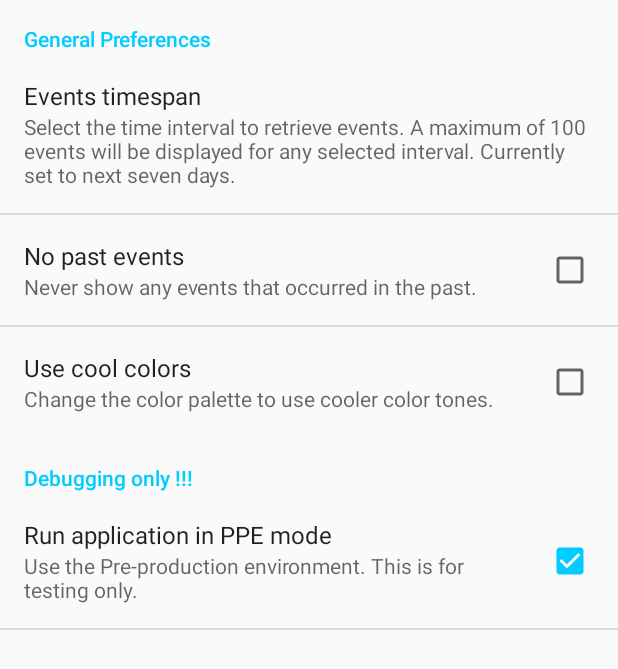
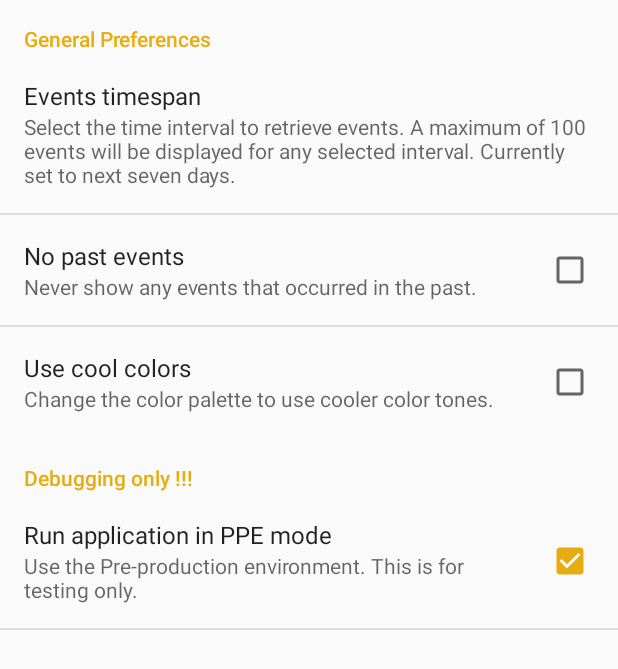
Before and after one commit to mattleib/o365api-android-get-events-app, an Android app: the SettingsActivity screen opened directly, with no data from a screen before it, on a phone screen of 412 x 824 dp. Shown: the top 669 px of the screen. Run offline under Robolectric (Android 15) with nearby library versions, the phone set to English and light mode, and no system bars.

Commit message:
General code hygiene
Some minor rework of things that bothered me.

```diff
--- a/MyInboxApplication/app/src/main/java/com/leibmann/android/myupcommingevents/EmptyItem.java
+++ b/MyInboxApplication/app/src/main/java/com/leibmann/android/myupcommingevents/EmptyItem.java
@@ -9,8 +9,8 @@ public class EmptyItem implements Serializable, Item {
 
     private static final long serialVersionUID = 0L;
 
-    public DataTypes.ItemType isItemType() {
-        return DataTypes.ItemType.empty;
+    public ItemType isItemType() {
+        return ItemType.Empty;
     }
 
     protected String ErrorMessage;
--- a/MyInboxApplication/app/src/main/java/com/leibmann/android/myupcommingevents/EventItem.java
+++ b/MyInboxApplication/app/src/main/java/com/leibmann/android/myupcommingevents/EventItem.java
@@ -12,8 +12,8 @@ public class EventItem implements Serializable, Item {
 
     private static final long serialVersionUID = 0L;
 
-    public DataTypes.ItemType isItemType() {
-        return DataTypes.ItemType.event;
+    public ItemType isItemType() {
+        return ItemType.Event;
     }
 
     protected String Subject;
--- a/MyInboxApplication/app/src/main/java/com/leibmann/android/myupcommingevents/EventsCache.java
+++ b/MyInboxApplication/app/src/main/java/com/leibmann/android/myupcommingevents/EventsCache.java
@@ -17,7 +17,7 @@ public class EventsCache {
     private static final String TAG = "EventsCache";
     private static final String FileName = "events_file";
 
-    public static Boolean Write(ArrayList<Item> items, Context context)
+    public static Boolean write(ArrayList<Item> items, Context context)
     {
         Log.d(TAG, Helpers.LogEnterMethod("Write"));
 
@@ -38,7 +38,7 @@ public class EventsCache {
         }
     }
 
-    public static ArrayList<Item> Read(Context context)
+    public static ArrayList<Item> read(Context context)
     {
         Log.d(TAG, Helpers.LogEnterMethod("Read"));
 
--- a/MyInboxApplication/app/src/main/java/com/leibmann/android/myupcommingevents/Helpers.java
+++ b/MyInboxApplication/app/src/main/java/com/leibmann/android/myupcommingevents/Helpers.java
@@ -59,7 +59,7 @@ public class Helpers {
     }
 
     public static String GetEventsQueryString(String queryTemplate,
-                                              DataTypes.EventTimeSpan eventTimeSpan,
+                                              EventTimeSpan eventTimeSpan,
                                               Boolean doNotShowPastEvents) {
         // "Start": "2015-01-23T20:00:00Z",
         // "End": "2015-01-23T21:00:00Z",
@@ -84,9 +84,9 @@ public class Helpers {
         SimpleDateFormat fmt = new SimpleDateFormat("yyyy-MM-dd'T'HH:mm:ss'Z'");
         String startDateTime = fmt.format(startDate);
 
-        if (eventTimeSpan == DataTypes.EventTimeSpan.Day) {
+        if (eventTimeSpan == EventTimeSpan.Today) {
             cal.add(Calendar.HOUR, 24);
-        } else if (eventTimeSpan == DataTypes.EventTimeSpan.Week) {
+        } else if (eventTimeSpan == EventTimeSpan.NextSevenDays) {
             cal.add(Calendar.HOUR, 24 * 7);
         } else { // 30 days
             cal.add(Calendar.HOUR, 24 * 30);
--- a/MyInboxApplication/app/src/main/java/com/leibmann/android/myupcommingevents/Item.java
+++ b/MyInboxApplication/app/src/main/java/com/leibmann/android/myupcommingevents/Item.java
@@ -4,5 +4,5 @@ package com.leibmann.android.myupcommingevents;
  * Created by matthias on 1/31/2015.
  */
 public interface Item {
-    public DataTypes.ItemType isItemType();
+    public ItemType isItemType();
 }
--- a/MyInboxApplication/app/src/main/java/com/leibmann/android/myupcommingevents/LocalDateTimeConverter.java
+++ b/MyInboxApplication/app/src/main/java/com/leibmann/android/myupcommingevents/LocalDateTimeConverter.java
@@ -39,7 +39,7 @@ public class LocalDateTimeConverter {
         return s;
     }
 
-    public boolean IsAm() {
+    public boolean isAM() {
         String s = mLocalTime.format("%p");
         boolean am = s.toLowerCase().equals("am");
         return am;
--- a/MyInboxApplication/app/src/main/java/com/leibmann/android/myupcommingevents/SectionItem.java
+++ b/MyInboxApplication/app/src/main/java/com/leibmann/android/myupcommingevents/SectionItem.java
@@ -9,8 +9,8 @@ public class SectionItem implements Serializable, Item {
 
     private static final long serialVersionUID = 0L;
 
-    public DataTypes.ItemType isItemType() {
-        return DataTypes.ItemType.section;
+    public ItemType isItemType() {
+        return ItemType.Section;
     }
 
     protected String mUtcEventStartTime;
--- a/MyInboxApplication/app/src/main/java/com/leibmann/android/myupcommingevents/SettingsActivity.java
+++ b/MyInboxApplication/app/src/main/java/com/leibmann/android/myupcommingevents/SettingsActivity.java
@@ -22,7 +22,7 @@ public class SettingsActivity extends Activity
                 .commit();
 
         SharedPreferences sharedPreferences = PreferenceManager.getDefaultSharedPreferences(this);
-        String eventSpan = sharedPreferences.getString(Constants.PreferenceKeys.CalendarTimeSpan, "day");
+        String eventSpan = sharedPreferences.getString(Constants.PreferenceKeys.CalendarTimeSpan, "next7days");
         Boolean usePPE = sharedPreferences.getBoolean(Constants.PreferenceKeys.UsePPE, false);
         Boolean useCoolColors = sharedPreferences.getBoolean(Constants.PreferenceKeys.UseCoolColors, false);
         Boolean doNotShowPastEvents = sharedPreferences.getBoolean(Constants.PreferenceKeys.DoNotShowPastEvents, false);
--- a/MyInboxApplication/app/src/main/java/com/leibmann/android/myupcommingevents/SettingsFragment.java
+++ b/MyInboxApplication/app/src/main/java/com/leibmann/android/myupcommingevents/SettingsFragment.java
@@ -51,18 +51,18 @@ public class SettingsFragment extends PreferenceFragment
         mEventsSpanSummary = preference.getSummary().toString();
 
         SharedPreferences sharedPreferences = PreferenceManager.getDefaultSharedPreferences(this.getActivity());
-        String eventSpan = sharedPreferences.getString("PREF_CALENDAR_SPAN", "week");
+        String eventSpan = sharedPreferences.getString("PREF_CALENDAR_SPAN", "next7days");
         adjustEventSpanSummary(eventSpan);
     }
 
     private void adjustEventSpanSummary(String eventSpan)
     {
         Preference preference = findPreference(Constants.PreferenceKeys.CalendarTimeSpan);
-        if(eventSpan.equals("day")) { /// day
+        if(eventSpan.equals("today")) {
             preference.setSummary(mEventsSpanSummary + " today.");
-        } else if (eventSpan.equals("week")) { /// week
+        } else if (eventSpan.equals("next7days")) {
             preference.setSummary(mEventsSpanSummary + " next seven days.");
-        } else { // month
+        } else {
             preference.setSummary(mEventsSpanSummary + " next 30 days.");
         }
     }
--- a/MyInboxApplication/app/src/main/res/values/array.xml
+++ b/MyInboxApplication/app/src/main/res/values/array.xml
@@ -6,8 +6,8 @@
         <item>Next 30 days</item>
     </string-array>
     <string-array name="event_span_values">
-        <item>day</item>
-        <item>week</item>
-        <item>month</item>
+        <item>today</item>
+        <item>next7days</item>
+        <item>next30days</item>
     </string-array>
 </resources>
--- a/MyInboxApplication/app/src/main/res/values/colors.xml
+++ b/MyInboxApplication/app/src/main/res/values/colors.xml
@@ -27,9 +27,9 @@
 
     <color name="Event_Selected">#a7d152bf</color>
 
-    <color name="primary">#ffcc00</color>
-    <color name="primary_dark">#d4aa00</color>
-    <color name="accent">#00ccff</color>
+    <color name="primary">#747501</color>
+    <color name="primary_dark">#595a02</color>
+    <color name="accent">#e7ad10</color>
     <color name="text">#000000</color>
 
 </resources>
--- a/MyInboxApplication/app/src/main/res/values/strings.xml
+++ b/MyInboxApplication/app/src/main/res/values/strings.xml
@@ -15,7 +15,7 @@
 
     <string name="preference_eventspan_title">Events timespan</string>
     <string name="preference_eventspan_summary">Select the time interval to retrieve events. A maximum of 100 events will be displayed for any selected interval. Currently set to</string>
-    <string name="preference_eventspan_default">week</string>
+    <string name="preference_eventspan_default">next7days</string>
 
     <string name="preference_pastevents_title">No past events</string>
     <string name="preference_pastevents_summary">Never show any events that occurred in the past.</string>
@@ -27,4 +27,12 @@
 
     <string name="no_events">No events available or an error occurred refreshing the events. Please retry. If list remains empty try selecting different interval in the preferences.</string>
 
+    <string name="title_context_action_menu">Inform Organizer</string>
+
+    <string name="event_all_day">All Day Event</string>
+    <string name="event_template_startdate" formatted="false">%s to %s (%s)</string>
+    <string name="event_template_location" formatted="false">Location: %s</string>
+    <string name="event_template_organizer" formatted="false">Organizer: %s</string>
+
+
 </resources>
--- a/MyInboxApplication/app/src/main/res/values/styles.xml
+++ b/MyInboxApplication/app/src/main/res/values/styles.xml
@@ -2,14 +2,14 @@
 
     <!-- Base application theme. -->
     <style name="AppTheme" parent="Theme.AppCompat.Light.NoActionBar">
-        <item name="colorPrimary">@color/MyBlack</item>
+        <item name="colorPrimary">@color/primary</item>
         <item name="colorPrimaryDark">@color/primary_dark</item>
         <item name="colorAccent">@color/accent</item>
     </style>
     <style
         name="ActionBar.TitleText"
         parent="TextAppearance.AppCompat.Widget.ActionBar.Title">
-        <item name="android:textColor">@color/MyWhite</item>
+        <item name="android:textColor">@color/MyBlack</item>
         <item name="android:textSize">18sp</item>
     </style>
 
```
Also changed, not shown: MyInboxApplication/app/src/main/java/com/leibmann/android/myupcommingevents/DataTypes.java (deleted, +0 -24 lines), MyInboxApplication/app/src/main/java/com/leibmann/android/myupcommingevents/EmailInfoType.java (added, +9 -0 lines), MyInboxApplication/app/src/main/java/com/leibmann/android/myupcommingevents/EventItemsFragment.java (+13 -10 lines), MyInboxApplication/app/src/main/java/com/leibmann/android/myupcommingevents/EventTimeSpan.java (added, +10 -0 lines), MyInboxApplication/app/src/main/java/com/leibmann/android/myupcommingevents/EventsAdapter.java (+18 -7 lines), MyInboxApplication/app/src/main/java/com/leibmann/android/myupcommingevents/ItemType.java (added, +10 -0 lines), MyInboxApplication/app/src/main/java/com/leibmann/android/myupcommingevents/MainActivity.java (+17 -17 lines).
